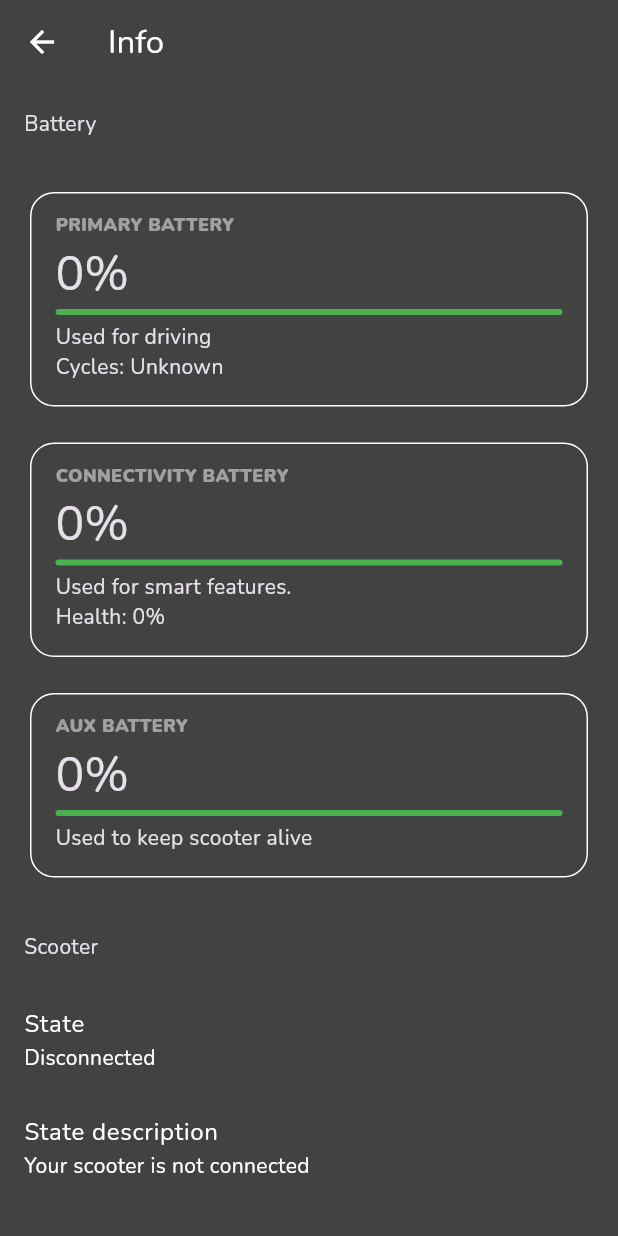
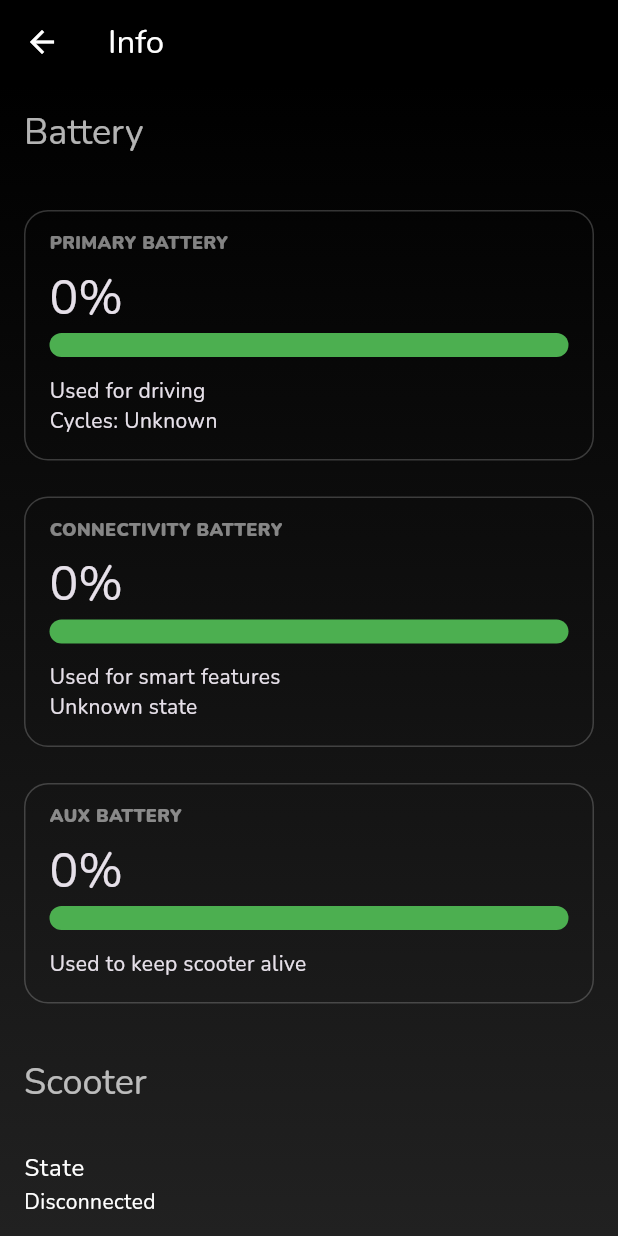
Before and after one commit to reunu/unustasis, a Flutter app: the StatsScreen screen opened directly with empty values, on a phone screen of 412 x 824 dp. Run offline on Flutter 3.47's test engine with Material 3 defaults, Android fonts, the phone set to English and light mode, and no system bars; drawn by our look-alikes of sticky_headers; our stand-ins replace flutter_blue_plus, google_fonts, rxdart, shared_preferences; accounts and stored records are empty.

```diff
--- a/lib/stats_screen.dart
+++ b/lib/stats_screen.dart
@@ -18,8 +18,39 @@ class _StatsScreenState extends State<StatsScreen> {
     return Scaffold(
       appBar: AppBar(
         title: const Text('Info'),
+        backgroundColor: Colors.black,
+        actions: const [
+          // Text(
+          //   "2d",
+          //   style: TextStyle(
+          //     fontWeight: FontWeight.bold,
+          //     color: Colors.white70,
+          //   ),
+          // ),
+          // SizedBox(
+          //   width: 4,
+          // ),
+          // Icon(
+          //   Icons.schedule_rounded,
+          //   color: Colors.white70,
+          // ),
+          // SizedBox(
+          //   width: 32,
+          // ),
+        ],
       ),
-      body: ListView(
+      body: Container(
+        decoration: BoxDecoration(
+          gradient: LinearGradient(
+            begin: Alignment.topCenter,
+            end: Alignment.bottomCenter,
+            colors: [
+              Colors.black,
+              Theme.of(context).colorScheme.background,
+            ],
+          ),
+        ),
+        child: ListView(
           shrinkWrap: true,
           children: [
             StickyHeader(
@@ -58,8 +89,8 @@ class _StatsScreenState extends State<StatsScreen> {
                                 stream: widget.service.secondaryCycles,
                                 builder: (context, cycleSnap) {
                                   return Expanded(
-                                  child: _batteryCard(
-                                      "Secondary Battery", socSnap.data ?? 0, [
+                                    child: _batteryCard("Secondary Battery",
+                                        socSnap.data ?? 0, [
                                       "Backup battery",
                                       "Cycles: ${cycleSnap.data ?? "Unknown"}",
                                     ]),
@@ -72,13 +103,17 @@ class _StatsScreenState extends State<StatsScreen> {
                     StreamBuilder<int?>(
                       stream: widget.service.cbbSOC,
                       builder: (context, snapshot) {
-                      return StreamBuilder<double?>(
-                          stream: widget.service.cbbHealth,
-                          builder: (context, cbbHealth) {
+                        return StreamBuilder<bool?>(
+                            stream: widget.service.cbbCharging,
+                            builder: (context, cbbCharging) {
                               return _batteryCard(
                                   "Connectivity Battery", snapshot.data ?? 0, [
-                              'Used for smart features.',
-                              "Health: ${(cbbHealth.hasData ? cbbHealth.data! * 100 : 0)}%"
+                                'Used for smart features',
+                                cbbCharging.hasData
+                                    ? cbbCharging.data == true
+                                        ? "Charging"
+                                        : "Not charging"
+                                    : "Unknown state",
                               ]);
                             });
                       },
@@ -119,23 +154,38 @@ class _StatsScreenState extends State<StatsScreen> {
                       );
                     },
                   ),
+                  FutureBuilder(
+                      future: widget.service.getSavedScooter(),
+                      builder: (context, snapshot) {
+                        return ListTile(
+                          title: const Text("Scooter ID"),
+                          subtitle: Text(snapshot.hasData
+                              ? snapshot.data!.toString()
+                              : "Unknown"),
+                        );
+                      }),
                 ],
               ),
             ),
           ],
+        ),
       ),
     );
   }
 
   Widget _header(String title) {
     return Container(
-      color: Theme.of(context).colorScheme.surface,
+      //color: Theme.of(context).colorScheme.background,
       child: Row(
         children: [
           Padding(
             padding:
                 const EdgeInsets.symmetric(horizontal: 16.0, vertical: 16.0),
-            child: Text(title),
+            child: Text(title,
+                style: Theme.of(context)
+                    .textTheme
+                    .headlineSmall!
+                    .copyWith(color: Colors.white70)),
           ),
         ],
       ),
@@ -144,11 +194,11 @@ class _StatsScreenState extends State<StatsScreen> {
 
   Widget _batteryCard(String name, int soc, List<String> infos) {
     return Padding(
-      padding: const EdgeInsets.all(12.0),
+      padding: const EdgeInsets.symmetric(horizontal: 8, vertical: 12),
       child: Container(
         padding: const EdgeInsets.fromLTRB(16.0, 12.0, 16.0, 16.0),
         decoration: BoxDecoration(
-          border: Border.all(color: Colors.white),
+          border: Border.all(color: Colors.white.withOpacity(0.2)),
           borderRadius: BorderRadius.circular(16.0),
         ),
         child: Column(
@@ -164,14 +214,15 @@ class _StatsScreenState extends State<StatsScreen> {
                       .onBackground
                       .withOpacity(0.5)),
             ),
-            const SizedBox(height: 4.0),
+            const SizedBox(height: 8.0),
             Text("$soc%", style: Theme.of(context).textTheme.headlineLarge),
             const SizedBox(height: 4.0),
             LinearProgressIndicator(
               value: soc / 100,
               borderRadius: BorderRadius.circular(16.0),
+              minHeight: 16,
             ),
-            const SizedBox(height: 4.0),
+            const SizedBox(height: 12.0),
             ...infos.map((info) => Text(info)),
           ],
         ),
```
Also changed, not shown: lib/onboarding_screen.dart (+8 -2 lines), lib/scooter_service.dart (+22 -3 lines). Lines whose indentation alone changed are shown as unchanged.
